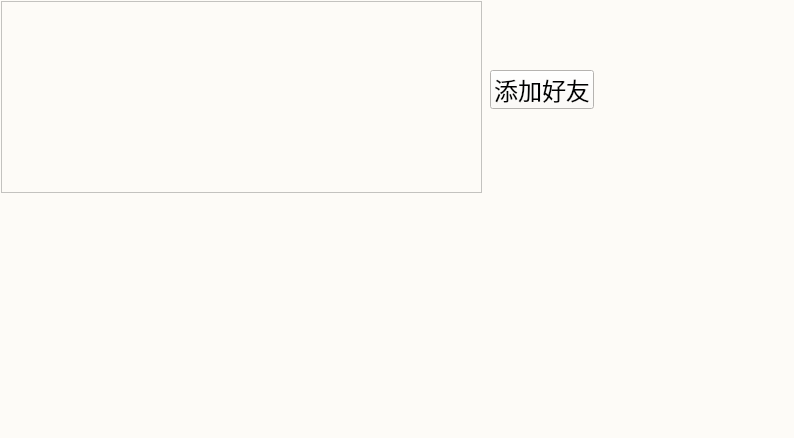
Above: TcpClient/online.ui from skylisxk/QTcloud_pan before the change. Below: the same form after it.
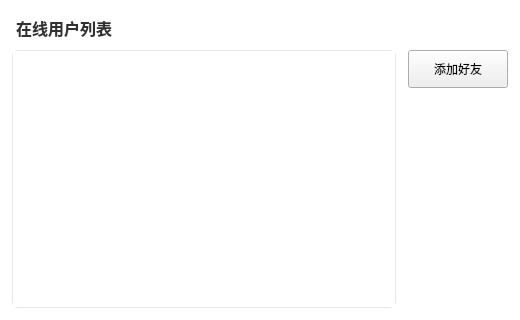
That is the form after the change.

The edit to the form file:
```diff
--- a/TcpClient/online.ui
+++ b/TcpClient/online.ui
@@ -6,51 +6,87 @@
    <rect>
     <x>0</x>
     <y>0</y>
-    <width>794</width>
-    <height>438</height>
+    <width>520</width>
+    <height>320</height>
    </rect>
   </property>
   <property name="windowTitle">
    <string>Form</string>
   </property>
   <property name="styleSheet">
-   <string notr="true">background-color: #fdfbf7;</string>
+   <string notr="true">#Online { background-color: #ffffff; }</string>
   </property>
-  <widget class="QPushButton" name="addFriend">
-   <property name="geometry">
-    <rect>
-     <x>490</x>
-     <y>70</y>
-     <width>104</width>
-     <height>39</height>
-    </rect>
+  <layout class="QVBoxLayout" name="mainLayout">
+   <property name="leftMargin">
+    <number>12</number>
    </property>
-   <property name="font">
-    <font>
-     <pointsize>18</pointsize>
-    </font>
+   <property name="topMargin">
+    <number>12</number>
    </property>
-   <property name="styleSheet">
-    <string notr="true">background-color: #fdfbf7;</string>
+   <property name="rightMargin">
+    <number>12</number>
    </property>
-   <property name="text">
-    <string>添加好友</string>
+   <property name="bottomMargin">
+    <number>12</number>
    </property>
-  </widget>
-  <widget class="QListWidget" name="onlineList">
-   <property name="geometry">
-    <rect>
-     <x>1</x>
-     <y>1</y>
-     <width>481</width>
-     <height>192</height>
-    </rect>
-   </property>
-   <property name="styleSheet">
-    <string notr="true">background-color: qlineargradient(x1:0, y1:0, x2:0, y2:1,
-    stop:0 #ffffff, stop:1 #f0f0f0);</string>
-   </property>
-  </widget>
+   <item>
+    <widget class="QLabel" name="titleLabel">
+     <property name="text">
+      <string>在线用户列表</string>
+     </property>
+     <property name="styleSheet">
+      <string notr="true">font-size: 16px; font-weight: bold; color: #303133; padding: 4px 0px; background: transparent;</string>
+     </property>
+    </widget>
+   </item>
+   <item>
+    <layout class="QHBoxLayout" name="contentLayout">
+     <property name="spacing">
+      <number>12</number>
+     </property>
+     <item>
+      <widget class="QListWidget" name="onlineList">
+       <property name="styleSheet">
+        <string notr="true">QListWidget {
+    border: 1px solid #e4e7ed;
+    border-radius: 6px;
+}</string>
+       </property>
+      </widget>
+     </item>
+     <item>
+      <layout class="QVBoxLayout" name="buttonLayout">
+       <item>
+        <widget class="QPushButton" name="addFriend">
+         <property name="text">
+          <string>添加好友</string>
+         </property>
+         <property name="minimumSize">
+          <size>
+           <width>100</width>
+           <height>38</height>
+          </size>
+         </property>
+        </widget>
+       </item>
+       <item>
+        <spacer name="vSpacer">
+         <property name="orientation">
+          <enum>Qt::Orientation::Vertical</enum>
+         </property>
+         <property name="sizeHint" stdset="0">
+          <size>
+           <width>20</width>
+           <height>40</height>
+          </size>
+         </property>
+        </spacer>
+       </item>
+      </layout>
+     </item>
+    </layout>
+   </item>
+  </layout>
  </widget>
  <resources/>
  <connections/>
```
Left out of the diff: 2 changed lines with no effect on the pictures.
